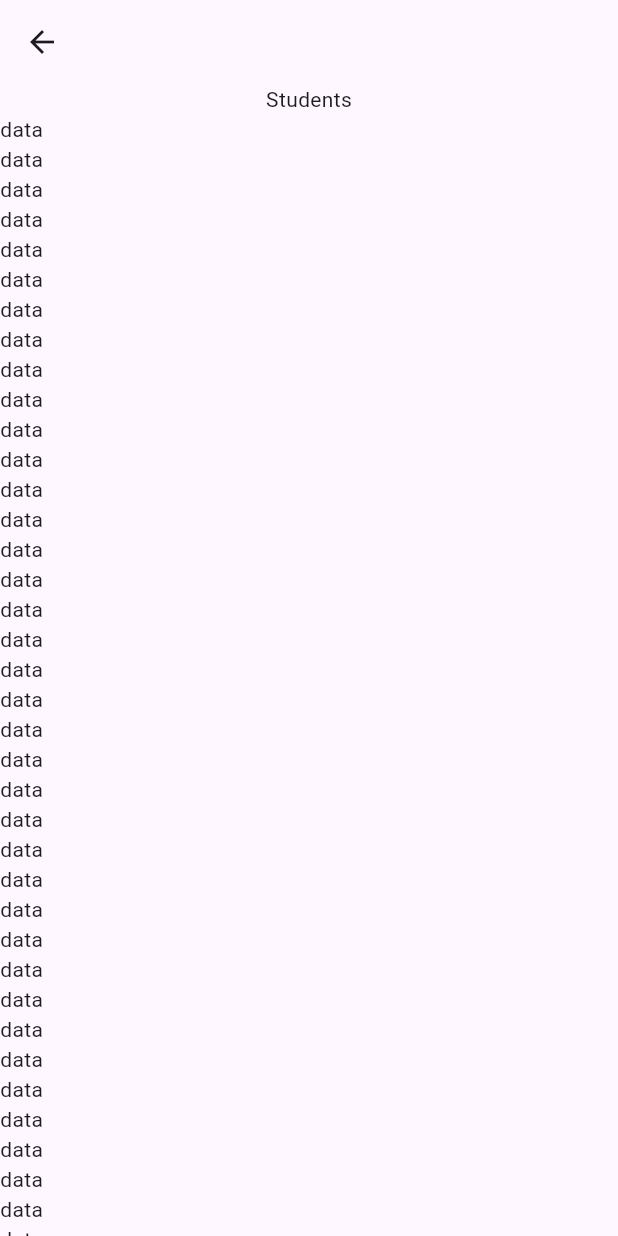
After one commit to mfkk16/classroom, a Flutter app: the screen it shows after launch, after a tap on "Students", on a phone screen of 412 x 824 dp. The commit adds this screen. Run offline on Flutter 3.47's test engine with Material 3 defaults, Android fonts, the phone set to English and light mode, and no system bars.

Commit message:
four inner pages added

```diff
--- a/lib/domain/config/route/routes.dart
+++ b/lib/domain/config/route/routes.dart
@@ -1,12 +1,24 @@
 import 'package:classroom/Precentation/Pages/landing_page.dart';
 import 'package:classroom/Precentation/Widgets/undefined_view.dart';
 import 'package:classroom/domain/config/route/routes_constants.dart';
+import 'package:classroom/precentation/pages/classrooms_page.dart';
+import 'package:classroom/precentation/pages/registrations_page.dart';
+import 'package:classroom/precentation/pages/students_page.dart';
+import 'package:classroom/precentation/pages/subjects_page.dart';
 import 'package:flutter/material.dart';
 
 Route<dynamic> generateRoutes(RouteSettings settings) {
   switch (settings.name) {
     case landingPage:
       return MaterialPageRoute(builder: (context) => const LandingPage());
+    case studentsPage:
+      return MaterialPageRoute(builder: (context) => const StudentsPage());
+    case subjectsPage:
+      return MaterialPageRoute(builder: (context) => const SubjectsPage());
+    case classroomsPage:
+      return MaterialPageRoute(builder: (context) => const ClassroomsPage());
+    case registrationsPage:
+      return MaterialPageRoute(builder: (context) => const RegistrationsPage());
     default:
       return MaterialPageRoute(
           builder: (context) => UndefinedView(settings.name!));
--- a/lib/precentation/pages/landing_page.dart
+++ b/lib/precentation/pages/landing_page.dart
@@ -74,7 +74,9 @@ class _LandingPageState extends State<LandingPage> {
       itemBuilder: (context, index) {
         var item = homeItems[index];
 
-        return Card(
+        return InkWell(
+          onTap: () => Navigator.pushNamed(context, item.rootName),
+          child: Card(
             color: item.bgColor,
             child: Center(
               child: Center(
@@ -91,6 +93,7 @@ class _LandingPageState extends State<LandingPage> {
                 ),
               ),
             ),
+          ),
         );
       },
     );
@@ -102,7 +105,9 @@ class _LandingPageState extends State<LandingPage> {
       separatorBuilder: (context, index) => SizedBox(height: 20),
       itemBuilder: (context, index) {
         var item = homeItems[index];
-        return Card(
+        return InkWell(
+          onTap: () => Navigator.pushNamed(context, item.rootName),
+          child: Card(
             color: item.bgColor,
             child: Center(
               child: Padding(
@@ -112,6 +117,7 @@ class _LandingPageState extends State<LandingPage> {
                         fontSize: 16, fontWeight: FontWeight.bold)),
               ),
             ),
+          ),
         );
       },
     );
--- /dev/null
+++ b/lib/precentation/pages/students_page.dart
@@ -0,0 +1,30 @@
+import 'package:flutter/material.dart';
+
+class StudentsPage extends StatelessWidget {
+  const StudentsPage({super.key});
+
+  @override
+  Widget build(BuildContext context) {
+    return Scaffold(
+      appBar: AppBar(),
+      body: _body(),
+    );
+  }
+
+  _body() {
+    return Column(
+      children: [
+        const Text("Students"),
+        Expanded(child: _listBuilder()),
+      ],
+    );
+  }
+
+  Widget _listBuilder() {
+    return ListView.builder(
+      itemBuilder: (context, index) {
+        return const Text("data");
+      },
+    );
+  }
+}
```
Also changed, not shown: lib/domain/config/route/routes_constants.dart (+4 -4 lines), lib/precentation/pages/classrooms_page.dart (added, +30 -0 lines), lib/precentation/pages/registrations_page.dart (added, +30 -0 lines), lib/precentation/pages/subjects_page.dart (added, +30 -0 lines). Lines whose indentation alone changed are shown as unchanged.
